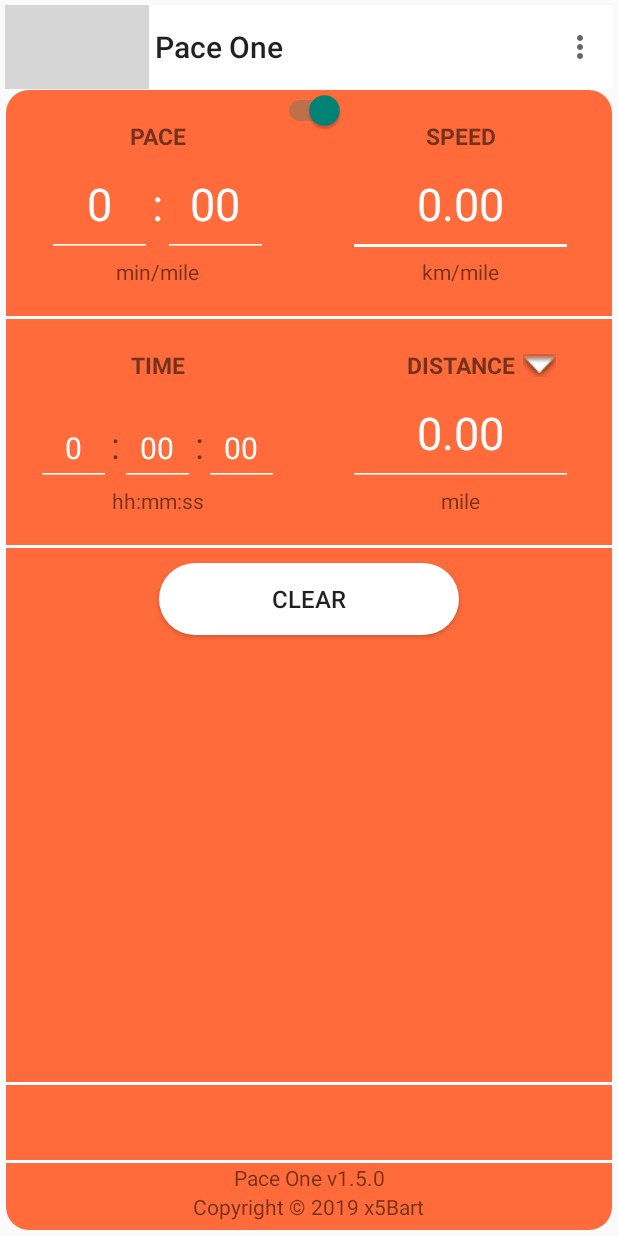
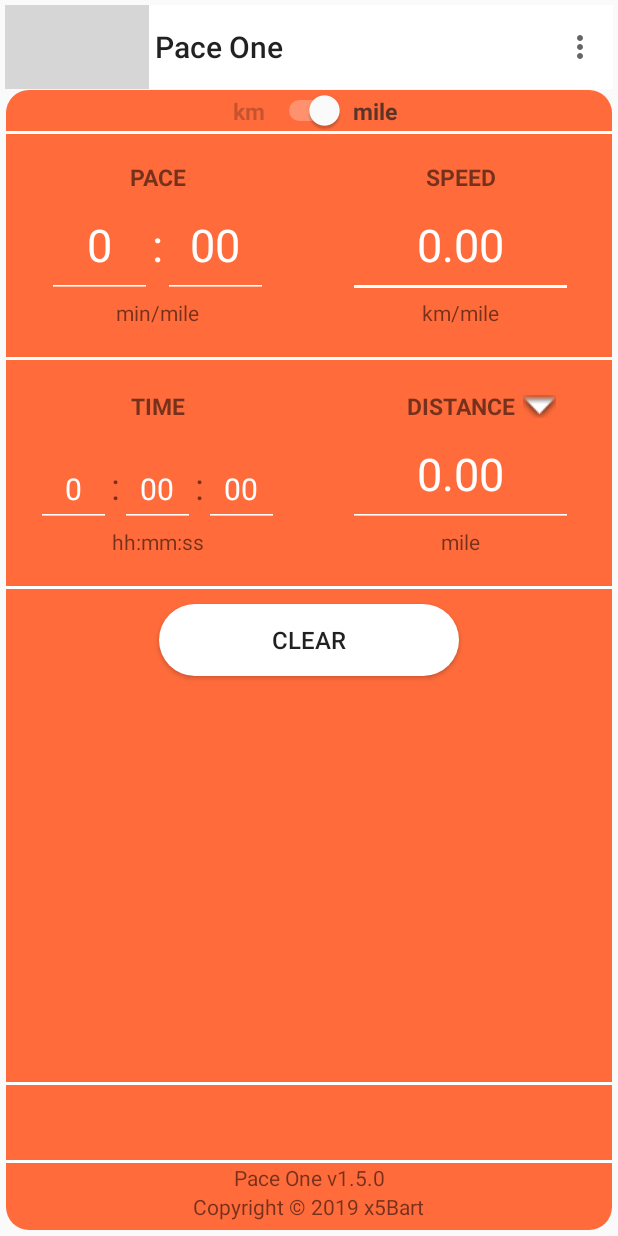
Before and after one commit to x5bart/PaceOne, an Android app: the screen it shows after launch (MainActivity), after a tap on an icon or button, on a phone screen of 412 x 824 dp. Run offline under Robolectric (Android 15) with nearby library versions, the phone set to English and light mode, and no system bars; libraries missing offline, so code that uses them is left out: com.yandex.mobile; plain views replace AdView; Roboto replaces fonts that are not available here; 4 statements that could not run were skipped; grey boxes are pictures that could not be loaded.

Commit message:
mile finish

```diff
--- a/app/src/main/java/com/x5bart_soft/paceone/Fragment1.kt
+++ b/app/src/main/java/com/x5bart_soft/paceone/Fragment1.kt
@@ -58,6 +58,17 @@ class Fragment1 : Fragment() {
         banner_view.adSize = AdSize.BANNER_320x50
         val adRequest = AdRequest.builder().build()
         banner_view.loadAd(adRequest)
+
+        when (MainActivity.flagMileKm) {
+            1 -> {
+                textView5.setTextColor(resources.getColor(R.color.textActive))
+                textView5_1.setTextColor(resources.getColor(R.color.textNotActive))
+            }
+            2 -> {
+                textView5.setTextColor(resources.getColor(R.color.textNotActive))
+                textView5_1.setTextColor(resources.getColor(R.color.textActive))
+            }
+        }
 
         etPaceM.setOnFocusChangeListener { _, _ ->
             etID = 1
@@ -251,12 +262,16 @@ class Fragment1 : Fragment() {
                     textView2.text = resources.getString(R.string.min_km)
                     textView.text = resources.getString(R.string.km_h)
                     textView11.text = resources.getString(R.string.km)
+                    textView5.setTextColor(resources.getColor(R.color.textActive))
+                    textView5_1.setTextColor(resources.getColor(R.color.textNotActive))
                 }
                 true -> {
                     MainActivity.flagMileKm = 2
                     textView2.text = resources.getString(R.string.min_mile)
                     textView.text = resources.getString(R.string.km_mile)
                     textView11.text = resources.getString(R.string.mile)
+                    textView5.setTextColor(resources.getColor(R.color.textNotActive))
+                    textView5_1.setTextColor(resources.getColor(R.color.textActive))
                 }
             }
         }
@@ -271,6 +286,11 @@ class Fragment1 : Fragment() {
     private fun showPopupKm(v: View) {
         val popupMenu = PopupMenu(activity, v, Gravity.NO_GRAVITY)
         popupMenu.inflate(R.menu.popup_menu_km)
+        if (MainActivity.flagMileKm == 2) {
+            popupMenu.menu.findItem(R.id.km_3).setTitle(R.string._3_km_mile)
+            popupMenu.menu.findItem(R.id.km_5).setTitle(R.string._5_km_mile)
+            popupMenu.menu.findItem(R.id.km_10).setTitle(R.string._10_km_mile)
+        }
 
         popupMenu.setOnMenuItemClickListener { item ->
             etID = 7
--- a/app/src/main/java/com/x5bart_soft/paceone/segment/Fragment2.kt
+++ b/app/src/main/java/com/x5bart_soft/paceone/segment/Fragment2.kt
@@ -162,6 +162,11 @@ class Fragment2 : Fragment(), SeekBar.OnSeekBarChangeListener {
     fun showPopupKm(v: View) {
         val popupMenu = PopupMenu(activity, v, Gravity.NO_GRAVITY)
         popupMenu.inflate(R.menu.popup_menu_km)
+        if (MainActivity.flagMileKm == 2) {
+            popupMenu.menu.findItem(R.id.km_3).setTitle(R.string._3_km_mile)
+            popupMenu.menu.findItem(R.id.km_5).setTitle(R.string._5_km_mile)
+            popupMenu.menu.findItem(R.id.km_10).setTitle(R.string._10_km_mile)
+        }
 
         popupMenu.setOnMenuItemClickListener { item ->
             etKm.requestFocus()
@@ -256,10 +261,11 @@ class Fragment2 : Fragment(), SeekBar.OnSeekBarChangeListener {
                 val timeSegPrint = timeSeg.toInt()
 
                 val h =
-                    (timeSumPrint / 360).toBigDecimal()
+                    (timeSumPrint / MainActivity.HOUR.toInt()).toBigDecimal()
                         .setScale(0, RoundingMode.HALF_UP).toInt()
-                val m = ((timeSumPrint - (h * MainActivity.MINUTE)) / MainActivity.MINUTE)
-                val s = (((timeSumPrint - (h * MainActivity.MINUTE) - (m * MainActivity.MINUTE))))
+                val m = ((timeSumPrint - (h * MainActivity.HOUR)) / MainActivity.MINUTE).toInt()
+                val s =
+                    (((timeSumPrint - (h * MainActivity.HOUR) - (m * MainActivity.MINUTE)))).toInt()
                 var mPrint = m.toString()
                 var sPrint = s.toString()
                 if (m < 10) mPrint = "0$m"
--- a/app/src/main/res/layout/fragment1.xml
+++ b/app/src/main/res/layout/fragment1.xml
@@ -100,7 +100,7 @@
         app:layout_constraintEnd_toStartOf="@+id/guideline"
         app:layout_constraintHorizontal_bias="0.5"
         app:layout_constraintStart_toStartOf="parent"
-        app:layout_constraintTop_toTopOf="parent" />
+        app:layout_constraintTop_toBottomOf="@+id/swKmToMile" />
 
     <EditText
         android:id="@+id/etPaceM"
@@ -221,6 +221,14 @@
         tools:layout_editor_absoluteX="0dp" />
 
     <View
+        android:id="@+id/divider7"
+        android:layout_width="match_parent"
+        android:layout_height="2dp"
+        android:background="#FFFFFF"
+        app:layout_constraintTop_toBottomOf="@+id/swKmToMile"
+        tools:layout_editor_absoluteX="1dp" />
+
+    <View
         android:id="@+id/divider2"
         android:layout_width="match_parent"
         android:layout_height="2dp"
@@ -311,11 +319,35 @@
 
     <Switch
         android:id="@+id/swKmToMile"
+        android:theme="@style/MySwitch"
+
         android:layout_width="wrap_content"
         android:layout_height="wrap_content"
         app:layout_constraintEnd_toEndOf="parent"
         app:layout_constraintStart_toStartOf="parent"
         app:layout_constraintTop_toTopOf="parent" />
 
+    <TextView
+        android:id="@+id/textView5"
+        android:layout_width="wrap_content"
+        android:layout_height="wrap_content"
+        android:layout_marginEnd="5dp"
+        style="@style/FontTitle"
+        android:text="@string/km"
+        app:layout_constraintBottom_toBottomOf="@+id/swKmToMile"
+        app:layout_constraintEnd_toStartOf="@+id/swKmToMile"
+        app:layout_constraintTop_toTopOf="@+id/swKmToMile" />
+
+    <TextView
+        android:id="@+id/textView5_1"
+        style="@style/FontTitle"
+        android:layout_width="wrap_content"
+        android:layout_height="wrap_content"
+        android:layout_marginStart="5dp"
+        android:text="@string/mile_2"
+        app:layout_constraintBottom_toBottomOf="@+id/swKmToMile"
+        app:layout_constraintStart_toEndOf="@+id/swKmToMile"
+        app:layout_constraintTop_toTopOf="@+id/swKmToMile" />
+
 
 </androidx.constraintlayout.widget.ConstraintLayout>
--- a/app/src/main/res/values/colors.xml
+++ b/app/src/main/res/values/colors.xml
@@ -4,6 +4,8 @@
     <color name="colorPrimaryDark">#F8966F</color>
     <color name="colorAccent">#D81B60</color>
     <color name="textDialog">#000000</color>
+    <color name="textActive">#BC202020</color>
+    <color name="textNotActive">#39000000</color>
 
     <color name="white">#FFFFFF</color>
     <color name="pressed_white">#efefef</color>
--- a/app/src/main/res/values/strings.xml
+++ b/app/src/main/res/values/strings.xml
@@ -14,6 +14,7 @@
     <string name="hh_mm_ss" translatable="false">hh:mm:ss</string>
     <string name="km" translatable="false">km</string>
     <string name="mile" translatable="false">mile</string>
+    <string name="mile_2" translatable="false">mile</string>
     <string name="clear" translatable="false">Clear</string>
     <string name="dialog" translatable="false">Calculate</string>
     <string name="distance2" translatable="false">DISTANCE</string>
@@ -38,6 +39,9 @@ The strategy of negative splitting has been documented in competitive running si
     <string name="_10_km">10 km</string>
     <string name="halfmarathon">halfmarathon</string>
     <string name="marathon">marathon</string>
+    <string name="_3_km_mile">1.86 mile (3 km)</string>
+    <string name="_5_km_mile">3.11 mile (5 km)</string>
+    <string name="_10_km_mile">6.21 mile (10 km)</string>
 
     !-- TODO: Remove or change this placeholder text -->
 
--- a/app/src/main/res/values/styles.xml
+++ b/app/src/main/res/values/styles.xml
@@ -17,26 +17,26 @@
     <style name="EditTextFontBig" parent="Widget.AppCompat.EditText">
         <item name="android:fontFamily">@font/audiowide</item>
         <item name="android:textSize">30dp</item>
-        <item name="android:editTextColor">#FFFFFF</item>
+        <item name="android:editTextColor">@color/white</item>
         <item name="android:selectAllOnFocus">true</item>
-        <item name="android:backgroundTint">#FFFFFF</item>
+        <item name="android:backgroundTint">@color/white</item>
     </style>
     <style name="EditTextFontSmall" parent="Widget.AppCompat.EditText">
         <item name="android:fontFamily">@font/audiowide</item>
         <item name="android:textSize">20dp</item>
-        <item name="android:editTextColor">#FFFFFF</item>
+        <item name="android:editTextColor">@color/white</item>
         <item name="android:selectAllOnFocus">true</item>
-        <item name="android:backgroundTint">#FFFFFF</item>
+        <item name="android:backgroundTint">@color/white</item>
     </style>
 
     <style name="EditTextFr2" parent="Widget.AppCompat.EditText">
         <item name="android:fontFamily">@font/audiowide</item>
         <item name="android:textSize">25dp</item>
-        <item name="android:editTextColor">#FFFFFF</item>
+        <item name="android:editTextColor">@color/white</item>
         <item name="android:ems">10</item>
         <item name="android:gravity">center</item>
         <item name="android:selectAllOnFocus">true</item>
-        <item name="android:backgroundTint">#FFFFFF</item>
+        <item name="android:backgroundTint">@color/white</item>
     </style>
 
     <style name="MyButton" parent="Widget.AppCompat.Button">
@@ -78,6 +78,18 @@
         <item name="android:layout_height">wrap_content</item>
     </style>
 
+    <style name="MySwitch" parent="Theme.AppCompat.Light">
+        <!-- активное состояние (30% прозрачности для фона) -->
+        <item name="colorControlActivated">@android:color/white</item>
+
+        <!-- неактивное состояние ползунка -->
+        <item name="colorSwitchThumbNormal">@android:color/white</item>
+
+        <!-- цвет дорожки для неактивного состояния (30% прозрачности) -->
+        <item name="android:colorForeground">@android:color/white</item>
+<item name="android:thumbTint">@color/white</item>
+    </style>
+
 
 
 </resources>
```
Also changed, not shown: 1 other file.
